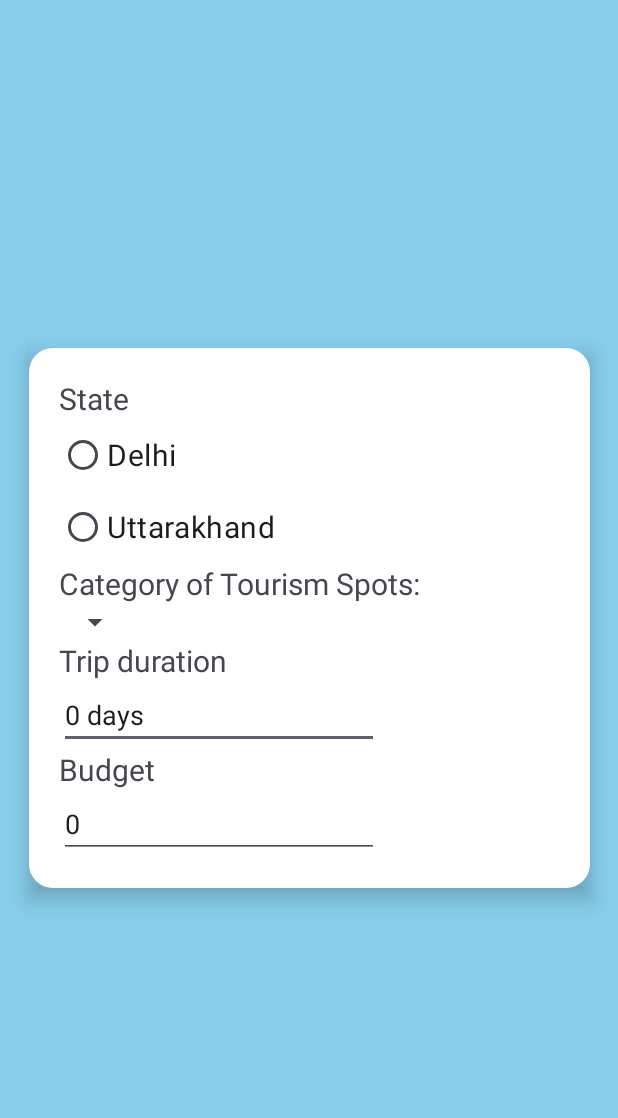
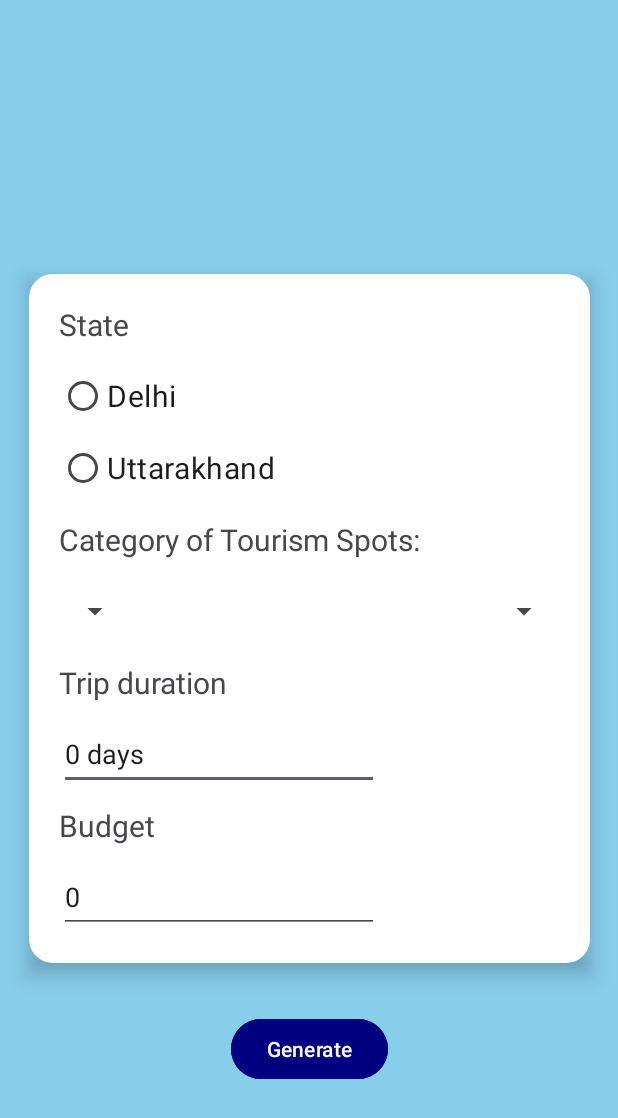
Before and after one commit to Dibya-Bharat/Major_project, an Android app: the Generate_Plan_form screen opened directly, with no data from a screen before it, on a phone screen of 412 x 824 dp. Shown: the top 1118 px of the screen. Run offline under Robolectric (Android 15) with nearby library versions, the phone set to English and light mode, and no system bars.

Commit message:
various updates

```diff
--- a/Android/Home_Window/app/src/main/AndroidManifest.xml
+++ b/Android/Home_Window/app/src/main/AndroidManifest.xml
@@ -26,7 +26,7 @@
             android:name=".Home_page"
             android:exported="false" />
         <activity
-            android:name=".recom_form"
+            android:name=".User"
             android:exported="false" />
         <!--
              TODO: Before you run your application, you need a Google Maps API key.
--- a/Android/Home_Window/app/src/main/java/com/example/home_window/Home_page.java
+++ b/Android/Home_Window/app/src/main/java/com/example/home_window/Home_page.java
@@ -8,9 +8,13 @@ import android.os.Bundle;
 import android.view.Menu;
 import android.view.MenuInflater;
 import android.view.MenuItem;
+import android.view.View;
+import android.widget.Button;
+
 import com.google.firebase.auth.FirebaseAuth;
 public class Home_page extends AppCompatActivity {
     private FirebaseAuth firebaseAuth;
+    private Button bt1;
     @Override
     protected void onCreate(Bundle savedInstanceState) {
         super.onCreate(savedInstanceState);
@@ -18,6 +22,14 @@ public class Home_page extends AppCompatActivity {
         Toolbar toolbar = findViewById(R.id.toolbar);
         setSupportActionBar(toolbar);
         firebaseAuth = FirebaseAuth.getInstance();
+        bt1 = findViewById(R.id.btnRecomGen);
+        bt1.setOnClickListener(new View.OnClickListener() {
+            @Override
+            public void onClick(View v) {
+                Intent intent = new Intent(Home_page.this, Generate_Plan_form.class);
+                startActivity(intent);
+            }
+        });
 
     }
     public boolean onCreateOptionsMenu(Menu menu){
--- a/Android/Home_Window/app/src/main/java/com/example/home_window/recom_form.java
+++ b/Android/Home_Window/app/src/main/java/com/example/home_window/User.java
@@ -4,7 +4,7 @@ import androidx.appcompat.app.AppCompatActivity;
 
 import android.os.Bundle;
 
-public class recom_form extends AppCompatActivity {
+public class User extends AppCompatActivity {
 
     @Override
     protected void onCreate(Bundle savedInstanceState) {
--- a/Android/Home_Window/app/src/main/res/layout/activity_generate_plan_form.xml
+++ b/Android/Home_Window/app/src/main/res/layout/activity_generate_plan_form.xml
@@ -8,6 +8,7 @@
     tools:context=".Generate_Plan_form">
 
     <LinearLayout
+        android:id="@+id/linearLayout2"
         android:layout_width="374dp"
         android:layout_height="wrap_content"
         android:layout_gravity="center_horizontal"
@@ -28,9 +29,13 @@
             android:layout_width="wrap_content"
             android:layout_height="wrap_content"
             android:text="State"
-            android:textSize="20dp"
+            android:textSize="20sp"
             tools:layout_editor_absoluteX="33dp"
             tools:layout_editor_absoluteY="56dp" />
+
+        <Space
+            android:layout_width="match_parent"
+            android:layout_height="10dp" />
 
         <RadioGroup
             android:layout_width="wrap_content"
@@ -42,7 +47,7 @@
                 android:layout_width="wrap_content"
                 android:layout_height="wrap_content"
                 android:text="Delhi"
-                android:textSize="20dp"
+                android:textSize="20sp"
                 tools:layout_editor_absoluteX="105dp"
                 tools:layout_editor_absoluteY="45dp" />
 
@@ -51,60 +56,103 @@
                 android:layout_width="wrap_content"
                 android:layout_height="wrap_content"
                 android:text="Uttarakhand"
-                android:textSize="20dp"
+                android:textSize="20sp"
                 tools:layout_editor_absoluteX="105dp"
                 tools:layout_editor_absoluteY="104dp" />
 
         </RadioGroup>
+
+        <Space
+            android:layout_width="match_parent"
+            android:layout_height="10dp" />
 
         <TextView
             android:id="@+id/textView5"
             android:layout_width="wrap_content"
             android:layout_height="wrap_content"
             android:text="Category of Tourism Spots:"
-            android:textSize="20dp"
+            android:textSize="20sp"
             tools:layout_editor_absoluteX="7dp"
             tools:layout_editor_absoluteY="190dp" />
 
-        <Spinner
-            android:id="@+id/spinner"
-            android:layout_width="wrap_content"
-            android:layout_height="wrap_content"
-            tools:layout_editor_absoluteX="261dp"
-            tools:layout_editor_absoluteY="237dp" />
+        <Space
+            android:layout_width="match_parent"
+            android:layout_height="10dp" />
+
+        <LinearLayout
+            android:layout_width="match_parent"
+            android:layout_height="match_parent"
+            android:orientation="horizontal">
+
+            <Spinner
+                android:id="@+id/spinner"
+                android:layout_width="wrap_content"
+                android:layout_height="48dp"
+                tools:layout_editor_absoluteX="261dp"
+                tools:layout_editor_absoluteY="237dp" />
+
+            <Space
+                android:layout_width="wrap_content"
+                android:layout_height="wrap_content"
+                android:layout_weight="1" />
+
+            <Spinner
+                android:id="@+id/spinner2"
+                android:layout_width="wrap_content"
+                android:layout_height="48dp"
+                android:layout_weight="1" />
+        </LinearLayout>
+
+        <Space
+            android:layout_width="match_parent"
+            android:layout_height="10dp" />
 
         <TextView
             android:id="@+id/textView6"
             android:layout_width="wrap_content"
             android:layout_height="wrap_content"
             android:text="Trip duration"
-            android:textSize="20dp"
+            android:textSize="20sp"
             tools:layout_editor_absoluteX="7dp"
             tools:layout_editor_absoluteY="282dp" />
+
+        <Space
+            android:layout_width="match_parent"
+            android:layout_height="10dp" />
 
         <EditText
             android:id="@+id/editTextText2"
             android:layout_width="wrap_content"
-            android:layout_height="wrap_content"
+            android:layout_height="48dp"
             android:ems="10"
             android:inputType="text"
             android:text="0 days"
             tools:layout_editor_absoluteX="131dp"
-            tools:layout_editor_absoluteY="272dp" />
+            tools:layout_editor_absoluteY="272dp"
+            android:autofillHints="0"
+            tools:ignore="LabelFor" />
+
+        <Space
+            android:layout_width="match_parent"
+            android:layout_height="10dp" />
 
         <TextView
             android:id="@+id/textView7"
             android:layout_width="wrap_content"
             android:layout_height="wrap_content"
             android:text="Budget"
-            android:textSize="20dp"
+            android:textSize="20sp"
             tools:layout_editor_absoluteX="7dp"
             tools:layout_editor_absoluteY="345dp" />
+
+        <Space
+            android:layout_width="match_parent"
+            android:layout_height="10dp" />
 
         <EditText
             android:id="@+id/editTextText3"
             android:layout_width="wrap_content"
-            android:layout_height="wrap_content"
+            android:layout_height="48dp"
             android:ems="10"
             android:inputType="text"
             android:text="0"
@@ -113,4 +161,17 @@
 
     </LinearLayout>
 
+    <Button
+        android:id="@+id/button3"
+        android:layout_width="wrap_content"
+        android:layout_height="wrap_content"
+        android:layout_marginTop="8dp"
+        android:text="Generate"
+        android:backgroundTint="#000080"
+        app:layout_constraintBottom_toBottomOf="parent"
+        app:layout_constraintEnd_toEndOf="parent"
+        app:layout_constraintStart_toStartOf="parent"
+        app:layout_constraintTop_toBottomOf="@+id/linearLayout2"
+        app:layout_constraintVertical_bias="0.2" />
+
 </androidx.constraintlayout.widget.ConstraintLayout>
--- a/Android/Home_Window/app/src/main/res/layout/activity_home_page.xml
+++ b/Android/Home_Window/app/src/main/res/layout/activity_home_page.xml
@@ -32,6 +32,7 @@
             android:id="@+id/btnRecomGen"
             android:layout_width="0dp"
             android:layout_height="wrap_content"
+            android:backgroundTint="#000080"
             android:layout_weight="1"
             android:text="Plan Gen" />
 
@@ -39,6 +40,7 @@
             android:id="@+id/btnAllPlans"
             android:layout_width="0dp"
             android:layout_height="wrap_content"
+            android:backgroundTint="#000080"
             android:layout_weight="1"
             android:text="All Plans" />
 
@@ -46,6 +48,7 @@
             android:id="@+id/btnLiveSupport"
             android:layout_width="0dp"
             android:layout_height="wrap_content"
+            android:backgroundTint="#000080"
             android:layout_weight="1"
             android:text="Live Support" />
 
@@ -53,6 +56,7 @@
             android:id="@+id/btnUserProfile"
             android:layout_width="0dp"
             android:layout_height="wrap_content"
+            android:backgroundTint="#000080"
             android:layout_weight="1"
             android:text="User Profile" />
     </LinearLayout>
--- a/Android/Home_Window/app/src/main/res/values/strings.xml
+++ b/Android/Home_Window/app/src/main/res/values/strings.xml
@@ -23,4 +23,9 @@
         <item>Shopping</item>
         <item>Wildlife</item>
     </string-array>
+    <string-array name="ratings">
+        <item>4.5+</item>
+        <item>4.0+</item>
+        <item>3.5+</item>
+    </string-array>
 </resources>
```
